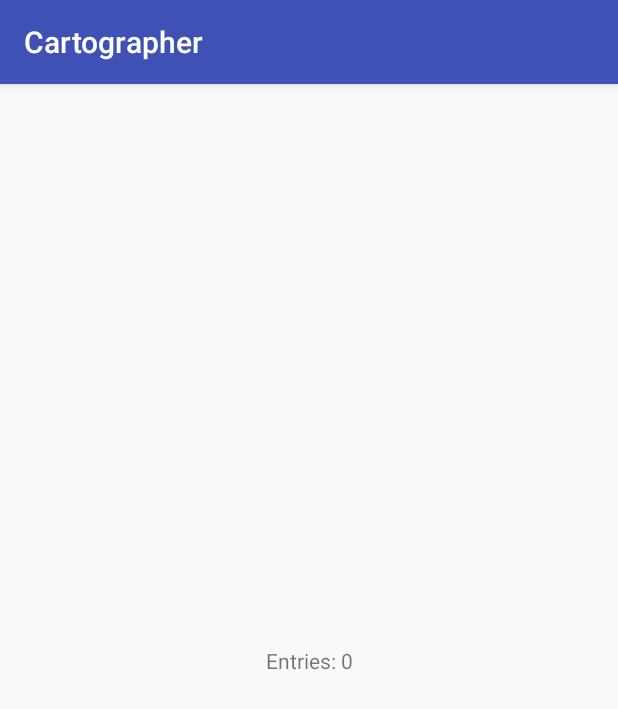
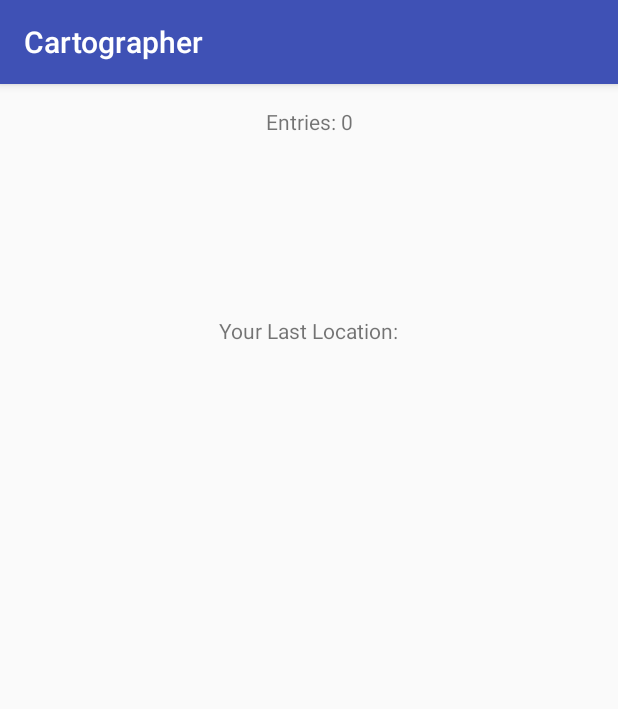
Before and after one commit to johannesmols/Cartographer, an Android app: the MainActivity screen opened directly, with no data from a screen before it, on a phone screen of 412 x 824 dp. Shown: the top 709 px of the screen. Run offline under Robolectric (Android 15) with nearby library versions, the phone set to English and light mode, and no system bars; libraries missing offline, so code that uses them is left out: com.google.maps.model; 6 statements that could not run were skipped.

Commit message:
Add:  Google Maps Services and Reverse geocoding, Update: main activity

```diff
--- a/app/src/main/AndroidManifest.xml
+++ b/app/src/main/AndroidManifest.xml
@@ -4,6 +4,9 @@
     package="itcom.cartographer">
 
     <uses-permission android:name="android.permission.ACTION_OPEN_DOCUMENT"/>
+    <uses-permission android:name="android.permission.READ_EXTERNAL_STORAGE" />
+    <uses-permission android:name="android.permission.WRITE_EXTERNAL_STORAGE" />
+    <uses-permission android:name="android.permission.INTERNET" />
 
     <application
         android:allowBackup="true"
--- a/app/src/main/java/itcom/cartographer/Database/Database.java
+++ b/app/src/main/java/itcom/cartographer/Database/Database.java
@@ -1,13 +1,22 @@
 package itcom.cartographer.Database;
 
 import android.content.Context;
+import android.database.Cursor;
 import android.database.DatabaseUtils;
 import android.database.sqlite.SQLiteDatabase;
 import android.database.sqlite.SQLiteOpenHelper;
 import android.database.sqlite.SQLiteStatement;
+import android.graphics.Point;
 import android.util.Log;
 
+import com.google.maps.GeoApiContext;
+import com.google.maps.GeocodingApi;
+import com.google.maps.model.GeocodingResult;
+import com.google.maps.model.LatLng;
+
 import java.util.ArrayList;
+
+import itcom.cartographer.Utils.CoordinateUtils;
 
 public class Database extends SQLiteOpenHelper {
 
@@ -39,21 +48,21 @@ public class Database extends SQLiteOpenHelper {
     @Override
     public void onCreate(SQLiteDatabase sqLiteDatabase) {
         String query = "CREATE TABLE " + TABLE_LOCATION_HISTORY + "(" +
-                LH_ID                   + " INTEGER UNIQUE PRIMARY KEY AUTOINCREMENT NOT NULL, " +
-                LH_TIMESTAMP            + " BIGINT NOT NULL, " +
-                LH_LATITUDE_E7          + " BIGINT NOT NULL, " +
-                LH_LONGITUDE_E7         + " BIGINT_NOT NULL, " +
-                LH_ACCURACY             + " INTEGER NOT NULL, " +
-                LH_VELOCITY             + " INTEGER, " +
-                LH_HEADING              + " INTEGER, " +
-                LH_ALTITUDE             + " INTEGER, " +
-                LH_VERTICAL_ACCURACY    + " INTEGER" +
+                LH_ID + " INTEGER UNIQUE PRIMARY KEY AUTOINCREMENT NOT NULL, " +
+                LH_TIMESTAMP + " BIGINT NOT NULL, " +
+                LH_LATITUDE_E7 + " BIGINT NOT NULL, " +
+                LH_LONGITUDE_E7 + " BIGINT_NOT NULL, " +
+                LH_ACCURACY + " INTEGER NOT NULL, " +
+                LH_VELOCITY + " INTEGER, " +
+                LH_HEADING + " INTEGER, " +
+                LH_ALTITUDE + " INTEGER, " +
+                LH_VERTICAL_ACCURACY + " INTEGER" +
                 ");";
         sqLiteDatabase.execSQL(query);
 
         query = "CREATE TABLE " + TABLE_ACTIVITIES + "(" +
-                AC_ID +         " INTEGER UNIQUE PRIMARY KEY AUTOINCREMENT NOT NULL, " +
-                AC_TIMESTAMP +  " BIGINT NOT NULL" +
+                AC_ID + " INTEGER UNIQUE PRIMARY KEY AUTOINCREMENT NOT NULL, " +
+                AC_TIMESTAMP + " BIGINT NOT NULL" +
                 ");";
         sqLiteDatabase.execSQL(query);
     }
@@ -68,6 +77,46 @@ public class Database extends SQLiteOpenHelper {
         SQLiteDatabase db = getReadableDatabase();
         return (int) DatabaseUtils.queryNumEntries(db, TABLE_LOCATION_HISTORY);
     }
+
+    public String getFavouritePlaces() {
+        String latestAddress = "";
+        String query = "SELECT " + LH_LATITUDE_E7 + ", " + LH_LONGITUDE_E7 + " FROM " + TABLE_LOCATION_HISTORY + " WHERE " + LH_TIMESTAMP + " BETWEEN 1517296083822 AND 1518790784697";
+        SQLiteDatabase db = getReadableDatabase();
+        Cursor cursor = db.rawQuery(query, null);
+        ArrayList<Point> coordinates = new ArrayList<>();
+
+        try {
+            while (cursor.moveToNext()) {
+                int lat = cursor.getInt(cursor.getColumnIndex("lh_latitude_e7"));
+                int lon = cursor.getInt(cursor.getColumnIndex("lh_longitude_e7"));
+                coordinates.add(new Point(lat, lon));
+            }
+        } finally {
+            cursor.close();
+        }
+
+        //this is just a test of the getDistanceBetweenTwoPoints method
+        System.out.println(CoordinateUtils.getDistanceBetweenTwoPoints(55.6482684, 12.5526691, 55.6481274, 12.5526561));
+
+        LatLng latestLocation = new LatLng(coordinates.get(0).x / 10000000, coordinates.get(0).y / 10000000);
+        System.out.println(latestLocation);
+        try {
+            GeoApiContext context = new GeoApiContext.Builder()
+                    .apiKey("AIzaSyC7w2p0ViSu2MRNbc_RlHRR7rScokSxUGE")
+                    .build();
+            GeocodingResult[] results = GeocodingApi.reverseGeocode(context, latestLocation).await();
+            System.out.println("results");
+            System.out.println(results[0].formattedAddress);
+            latestAddress = results[0].formattedAddress;
+        } catch (final Exception e) {
+            System.out.println(e.getMessage());
+            latestAddress = "Error";
+        }
+
+
+        return latestAddress;
+    }
+
 
     public int getActivitesCount() {
         SQLiteDatabase db = getReadableDatabase();
--- a/app/src/main/java/itcom/cartographer/IntroActivity.java
+++ b/app/src/main/java/itcom/cartographer/IntroActivity.java
@@ -205,7 +205,7 @@ public class IntroActivity extends AppCompatActivity {
                             @Override
                             public void onClick(View view) {
                                 // open file dialog
-                                Intent intent = new Intent().setType(Intent.normalizeMimeType("application/json")).setAction(Intent.ACTION_GET_CONTENT);
+                                Intent intent = new Intent().setType(Intent.normalizeMimeType("*/*")).setAction(Intent.ACTION_GET_CONTENT);
                                 startActivityForResult(Intent.createChooser(intent, "Select a file"), 1); // 1 = file chooser
                             }
                         });
--- a/app/src/main/java/itcom/cartographer/MainActivity.java
+++ b/app/src/main/java/itcom/cartographer/MainActivity.java
@@ -12,8 +12,13 @@ public class MainActivity extends AppCompatActivity {
     protected void onCreate(Bundle savedInstanceState) {
         super.onCreate(savedInstanceState);
         setContentView(R.layout.activity_main);
+        Database db = new Database(this, null, null, 1);
+
 
         TextView textView = findViewById(R.id.hello_world);
-        textView.setText("Entries: " + new Database(this, null, null, 1).getDatapointCount());
+        textView.setText("Entries: " + db.getDatapointCount());
+
+        TextView latestAddress = findViewById(R.id.latest_address);
+        latestAddress.setText(db.getFavouritePlaces());
     }
 }
--- /dev/null
+++ b/app/src/main/java/itcom/cartographer/Utils/CoordinateUtils.java
@@ -0,0 +1,24 @@
+package itcom.cartographer.Utils;
+
+/**
+ * Created by Boris on 3/11/2018.
+ */
+
+public class CoordinateUtils {
+
+    public static double getDistanceBetweenTwoPoints(double lat1, double lon1, double lat2,
+                                  double lon2) {
+
+        final int R = 6371; // Radius of the earth
+
+        double latDistance = Math.toRadians(lat2 - lat1);
+        double lonDistance = Math.toRadians(lon2 - lon1);
+        double a = Math.sin(latDistance / 2) * Math.sin(latDistance / 2)
+                + Math.cos(Math.toRadians(lat1)) * Math.cos(Math.toRadians(lat2))
+                * Math.sin(lonDistance / 2) * Math.sin(lonDistance / 2);
+        double c = 2 * Math.atan2(Math.sqrt(a), Math.sqrt(1 - a));
+        double distance = R * c * 1000; // convert to meters
+
+        return Math.sqrt(distance);
+    }
+}
--- a/app/src/main/res/layout/activity_main.xml
+++ b/app/src/main/res/layout/activity_main.xml
@@ -1,6 +1,5 @@
 <?xml version="1.0" encoding="utf-8"?>
-<android.support.constraint.ConstraintLayout
-    xmlns:android="http://schemas.android.com/apk/res/android"
+<android.support.constraint.ConstraintLayout xmlns:android="http://schemas.android.com/apk/res/android"
     xmlns:app="http://schemas.android.com/apk/res-auto"
     xmlns:tools="http://schemas.android.com/tools"
     android:layout_width="match_parent"
@@ -11,10 +10,31 @@
         android:id="@+id/hello_world"
         android:layout_width="wrap_content"
         android:layout_height="wrap_content"
+        android:layout_marginTop="15dp"
         android:text="Hello World!"
-        app:layout_constraintBottom_toBottomOf="parent"
         app:layout_constraintLeft_toLeftOf="parent"
         app:layout_constraintRight_toRightOf="parent"
         app:layout_constraintTop_toTopOf="parent" />
 
+    <TextView
+        android:id="@+id/latest_address"
+        android:layout_width="wrap_content"
+        android:layout_height="wrap_content"
+        android:layout_marginTop="10dp"
+        android:text="TextView"
+        app:layout_constraintEnd_toEndOf="parent"
+        app:layout_constraintStart_toStartOf="parent"
+        app:layout_constraintTop_toBottomOf="@+id/textView2" />
+
+    <TextView
+        android:id="@+id/textView2"
+        android:layout_width="wrap_content"
+        android:layout_height="wrap_content"
+        android:layout_marginTop="120dp"
+        android:text="Your Last Location:"
+        app:layout_constraintEnd_toEndOf="parent"
+        app:layout_constraintHorizontal_bias="0.501"
+        app:layout_constraintStart_toStartOf="parent"
+        app:layout_constraintTop_toBottomOf="@+id/hello_world" />
+
 </android.support.constraint.ConstraintLayout>
```
Also changed, not shown: app/build.gradle (+7 -0 lines).
